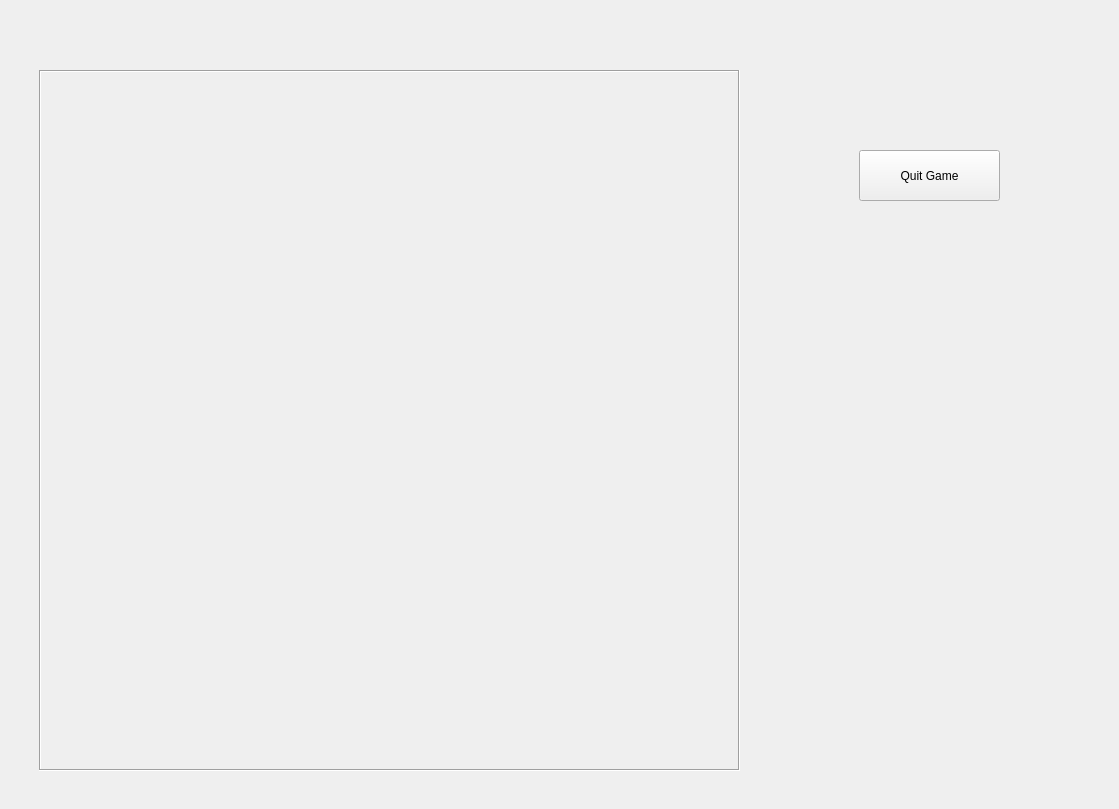
The window that src/view/main_window.ui (naufal-dean/Halma-AI) describes before a commit, drawn with Qt 5.
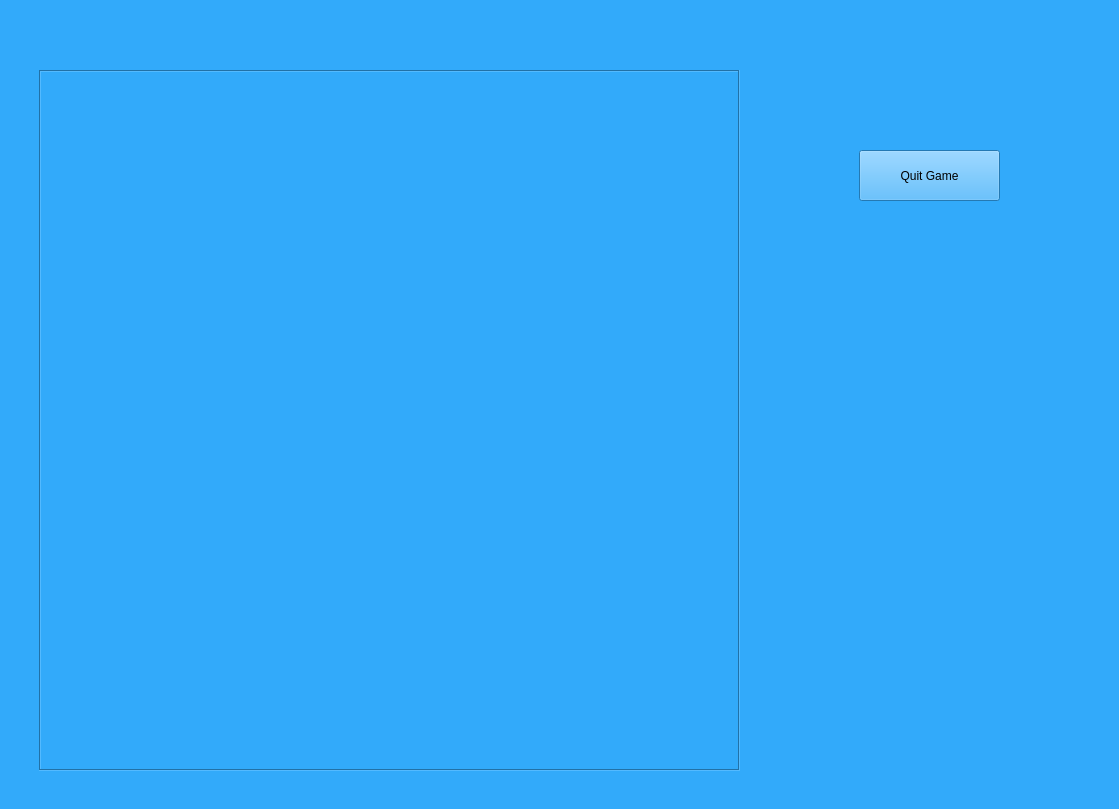
The same window after the commit. The open tabs and pages were chosen to show the change. Icons and pictures are not drawn.

```diff
--- a/src/view/main_window.ui
+++ b/src/view/main_window.ui
@@ -697,7 +697,7 @@
     </widget>
     <widget class="QWidget" name="inGamePage">
      <property name="styleSheet">
-       <string notr="true">background-image: url(&quot;resource/image/White-background.jpg&quot;) 0 0 0 0 stretch stretch;</string>
+       <string notr="true">background-color: rgb(50, 170, 250);</string>
      </property>
      <widget class="QLabel" name="fieldsLabel">
       <property name="geometry">
```
